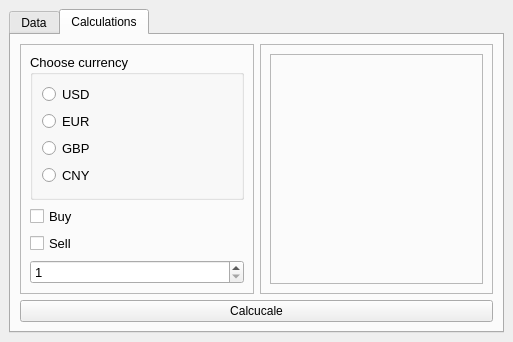
The window that lab/Visual programming/lab_08/lab_08/mainwindow.ui (anton2920/CPP) describes before a commit, drawn with Qt 5.
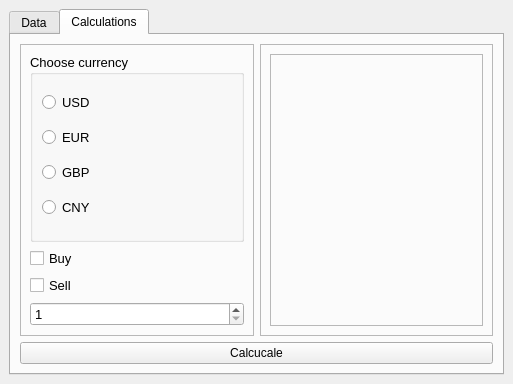
The same window after the commit. The open tabs and pages were chosen to show the change.

```diff
--- a/lab/Visual programming/lab_08/lab_08/mainwindow.ui
+++ b/lab/Visual programming/lab_08/lab_08/mainwindow.ui
@@ -7,7 +7,7 @@
     <x>0</x>
     <y>0</y>
     <width>513</width>
-    <height>331</height>
+    <height>384</height>
    </rect>
   </property>
   <property name="windowTitle">
```
Left out of the diff: 2 changed lines with no effect on the pictures.
